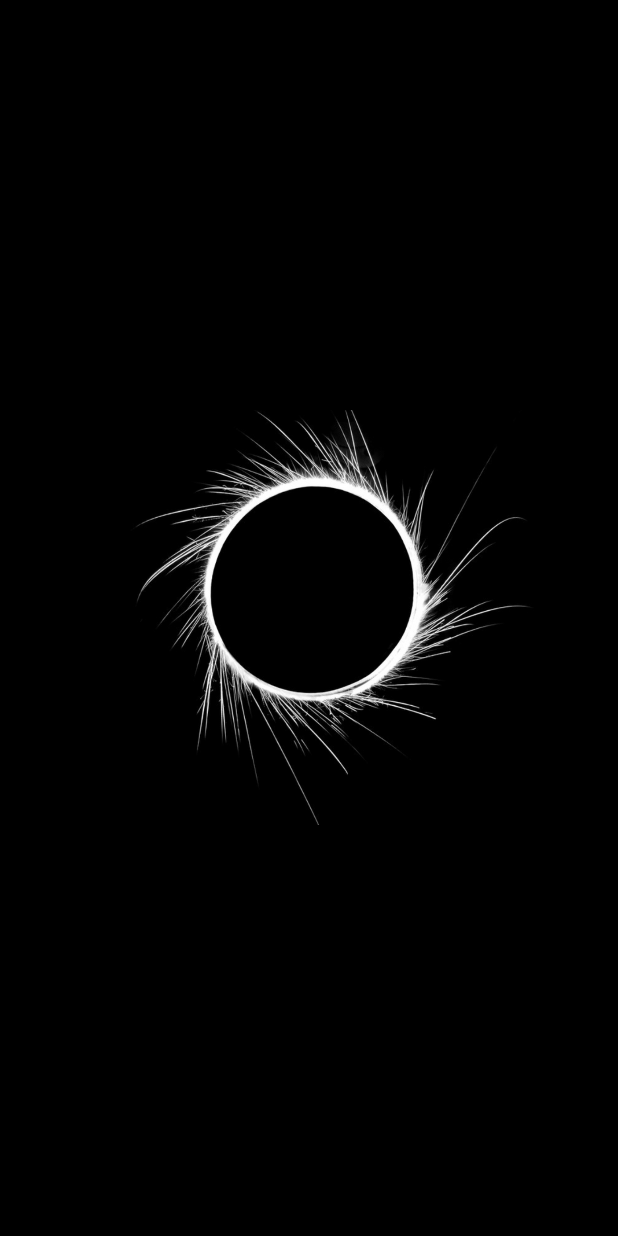
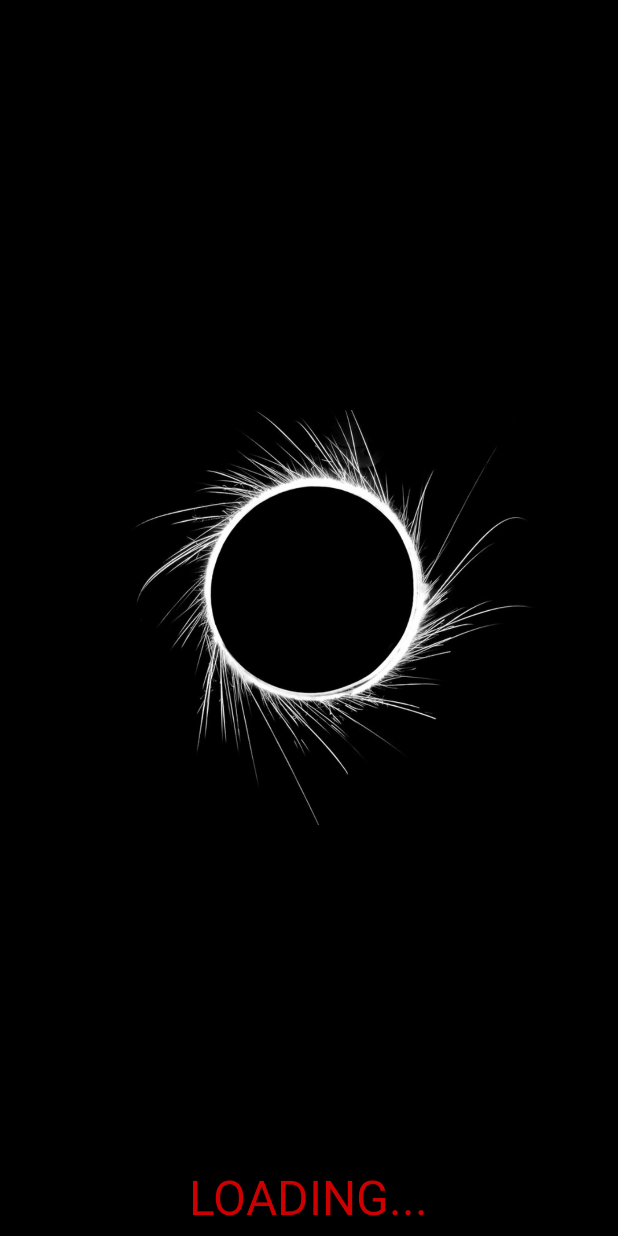
Before and after one commit to natetan/labyrinth, an Android app: the screen it shows after launch (Splash), on a phone screen of 412 x 824 dp. Run offline under Robolectric (Android 15) with nearby library versions, the phone set to English and light mode, and no system bars; 3 statements that could not run were skipped.

Commit message:
added a TextView that says the app is loading

```diff
--- a/app/src/main/res/layout/splash.xml
+++ b/app/src/main/res/layout/splash.xml
@@ -11,4 +11,15 @@
         android:layout_centerVertical="true"
         android:layout_centerHorizontal="true"
         android:src="@drawable/labryinth_dark_circle"/>
+
+    <TextView
+        android:layout_width="wrap_content"
+        android:layout_height="wrap_content"
+        android:text="LOADING..."
+        android:id="@+id/loadingText"
+        android:layout_below="@+id/spinImage"
+        android:layout_centerHorizontal="true"
+        android:layout_marginTop="49dp"
+        android:textSize="32sp"
+        android:textColor="@android:color/holo_red_dark"/>
 </RelativeLayout>
```
